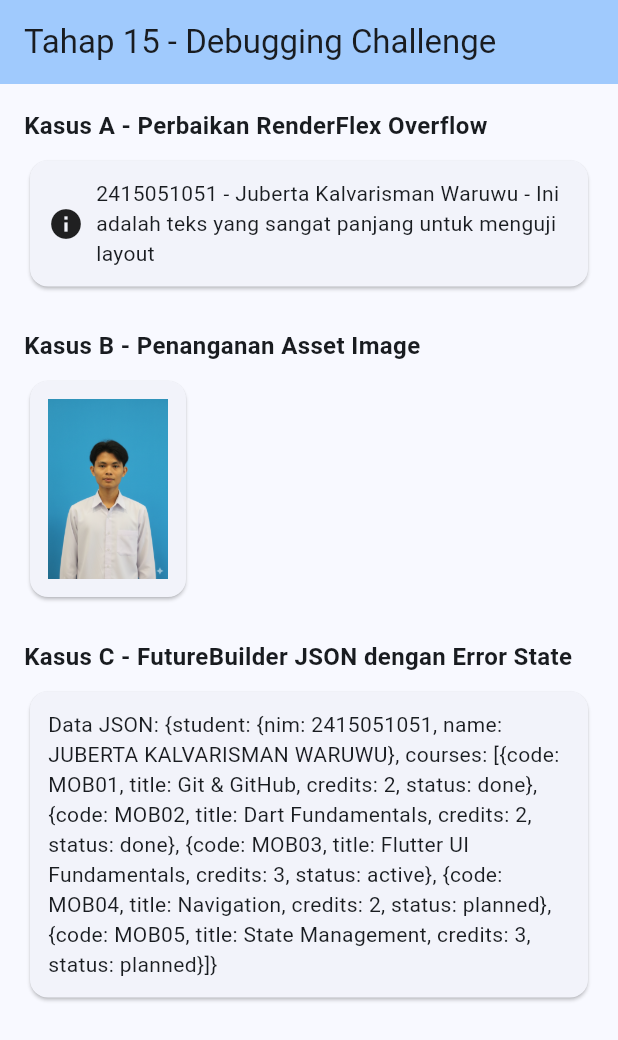
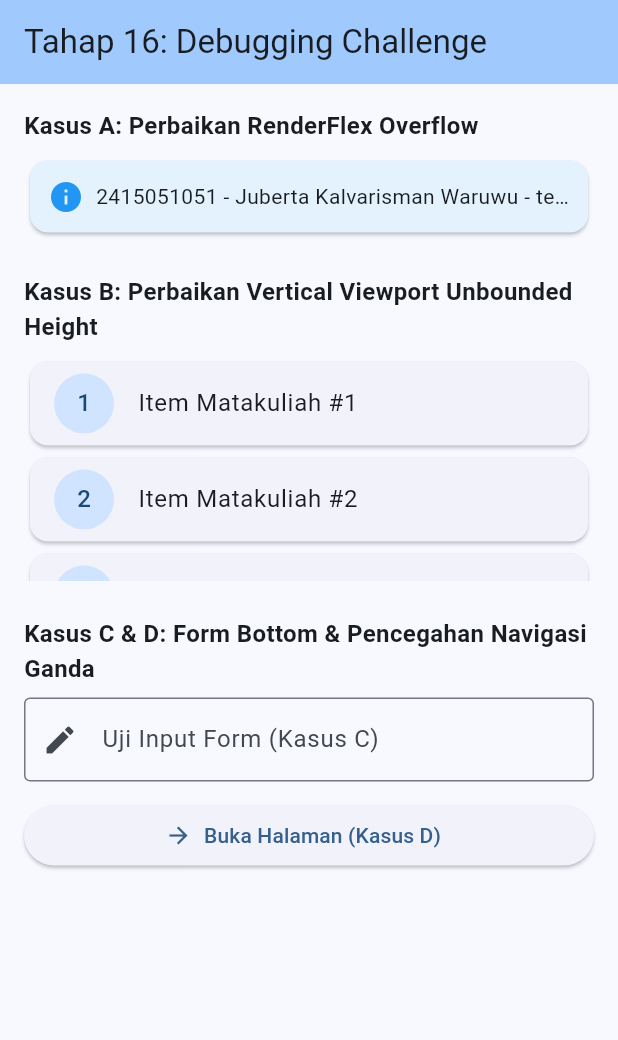
Before and after one commit to jubkalll/mobile-praktikum, a Flutter app: the screen it shows after launch, on a phone screen of 412 x 824 dp. Shown: the top 1040 px of the screen. Run offline on Flutter 3.47's test engine with Material 3 defaults, Android fonts, the phone set to English and light mode, and no system bars.

Commit message:
Selesaikan responsive course explorer dan debugging challenge

```diff
--- a/lib/main.dart
+++ b/lib/main.dart
@@ -1,6 +1,8 @@
-import 'dart:convert';
 import 'package:flutter/material.dart';
-import 'package:flutter/services.dart';
+import 'views/debugging_page.dart';
+
+const String studentName = 'Juberta Kalvarisman Waruwu';
+const String studentId = '2415051051';
 
 void main() {
   runApp(const MyApp());
@@ -12,138 +14,15 @@ class MyApp extends StatelessWidget {
   @override
   Widget build(BuildContext context) {
     return MaterialApp(
-      title: 'Tahap 15 - Debugging Challenge',
+      title: 'Tahap 16 - Debugging Challenge',
       debugShowCheckedModeBanner: false,
       theme: ThemeData(
         colorScheme: ColorScheme.fromSeed(seedColor: Colors.blue),
         useMaterial3: true,
       ),
-      home: const DebuggingChallengePage(),
-    );
-  }
-}
-
-class DebuggingChallengePage extends StatefulWidget {
-  const DebuggingChallengePage({super.key});
-
-  @override
-  State<DebuggingChallengePage> createState() => _DebuggingChallengePageState();
-}
-
-class _DebuggingChallengePageState extends State<DebuggingChallengePage> {
-  final String studentId = "2415051051";
-  final String studentName = "Juberta Kalvarisman Waruwu";
-
-  // Fungsi membaca file JSON dari assets/data/student_data.json
-  Future<Map<String, dynamic>> loadJsonData() async {
-    final String response = await rootBundle.loadString('assets/data/student_data.json');
-    final data = await json.decode(response);
-    return Map<String, dynamic>.from(data);
-  }
-
-  @override
-  Widget build(BuildContext context) {
-    return Scaffold(
-      appBar: AppBar(
-        title: const Text('Tahap 15 - Debugging Challenge'),
-        backgroundColor: Theme.of(context).colorScheme.inversePrimary,
-      ),
-      body: SingleChildScrollView(
-        padding: const EdgeInsets.all(16.0),
-        child: Column(
-          crossAxisAlignment: CrossAxisAlignment.start,
-          children: [
-            // ==================== KASUS A ====================
-            const Text(
-              'Kasus A - Perbaikan RenderFlex Overflow',
-              style: TextStyle(fontWeight: FontWeight.bold, fontSize: 16),
-            ),
-            const SizedBox(height: 8),
-            Card(
-              child: Padding(
-                padding: const EdgeInsets.all(12.0),
-                child: Row(
-                  children: [
-                    const Icon(Icons.info),
-                    const SizedBox(width: 8),
-                    // Perbaikan: dibungkus dengan Expanded
-                    Expanded(
-                      child: Text(
-                        '$studentId - $studentName - Ini adalah teks yang sangat panjang untuk menguji layout',
-                      ),
-                    ),
-                  ],
-                ),
-              ),
-            ),
-
-            const SizedBox(height: 24),
-
-            // ==================== KASUS B ====================
-            const Text(
-              'Kasus B - Penanganan Asset Image',
-              style: TextStyle(fontWeight: FontWeight.bold, fontSize: 16),
-            ),
-            const SizedBox(height: 8),
-            Card(
-              child: Padding(
-                padding: const EdgeInsets.all(12.0),
-                child: Column(
-                  children: [
-                    Image.asset(
-                      // Mengarah ke folder assets/images/
-                      'assets/images/Gemini_Generated_Image_mr31rwmr31rwmr31.png',
-                      height: 120,
-                      fit: BoxFit.contain,
-                      errorBuilder: (context, error, stackTrace) {
-                        return const Text(
-                          'Aset gambar gagal dimuat. Periksa kembali pubspec.yaml dan nama file.',
-                          style: TextStyle(color: Colors.red),
-                        );
-                      },
-                    ),
-                  ],
-                ),
-              ),
-            ),
-
-            const SizedBox(height: 24),
-
-            // ==================== KASUS C ====================
-            const Text(
-              'Kasus C - FutureBuilder JSON dengan Error State',
-              style: TextStyle(fontWeight: FontWeight.bold, fontSize: 16),
-            ),
-            const SizedBox(height: 8),
-            Card(
-              child: Padding(
-                padding: const EdgeInsets.all(12.0),
-                child: FutureBuilder<Map<String, dynamic>>(
-                  future: loadJsonData(),
-                  builder: (context, snapshot) {
-                    // State 1: Sedang memuat
-                    if (snapshot.connectionState == ConnectionState.waiting) {
-                      return const Center(child: CircularProgressIndicator());
-                    }
-                    // State 2: Terjadi Error (Error State)
-                    else if (snapshot.hasError) {
-                      return Text(
-                        'Error State: Gagal memuat JSON!\nDetail: ${snapshot.error}',
-                        style: const TextStyle(color: Colors.red),
-                      );
-                    }
-                    // State 3: Berhasil memuat data
-                    else if (snapshot.hasData) {
-                      return Text('Data JSON: ${snapshot.data}');
-                    } else {
-                      return const Text('Tidak ada data');
-                    }
-                  },
-                ),
-              ),
-            ),
-          ],
-        ),
+      home: const DebuggingPage(
+        studentName: studentName,
+        studentId: studentId,
       ),
     );
   }
--- /dev/null
+++ b/lib/views/debugging_page.dart
@@ -0,0 +1,127 @@
+import 'package:flutter/material.dart';
+
+class DebuggingPage extends StatefulWidget {
+  final String studentName;
+  final String studentId;
+
+  const DebuggingPage({
+    super.key,
+    required this.studentName,
+    required this.studentId,
+  });
+
+  @override
+  State<DebuggingPage> createState() => _DebuggingPageState();
+}
+
+class _DebuggingPageState extends State<DebuggingPage> {
+  bool isNavigating = false;
+
+  void _handleSafeNavigation() async {
+    if (isNavigating) return;
+    setState(() {
+      isNavigating = true;
+    });
+
+    await Navigator.push(
+      context,
+      MaterialPageRoute(
+        builder: (context) => Scaffold(
+          appBar: AppBar(title: const Text('Detail Screen')),
+          body: const Center(child: Text('Halaman Hasil Navigasi')),
+        ),
+      ),
+    );
+
+    setState(() {
+      isNavigating = false;
+    });
+  }
+
+  @override
+  Widget build(BuildContext context) {
+    return Scaffold(
+      appBar: AppBar(
+        title: const Text('Tahap 16: Debugging Challenge'),
+        backgroundColor: Theme.of(context).colorScheme.inversePrimary,
+      ),
+      body: SingleChildScrollView(
+        padding: const EdgeInsets.all(16.0),
+        child: Column(
+          crossAxisAlignment: CrossAxisAlignment.start,
+          children: [
+            const Text(
+              'Kasus A: Perbaikan RenderFlex Overflow',
+              style: TextStyle(fontWeight: FontWeight.bold, fontSize: 16),
+            ),
+            const SizedBox(height: 8),
+            Card(
+              color: Colors.blue.shade50,
+              child: Padding(
+                padding: const EdgeInsets.all(12.0),
+                child: Row(
+                  children: [
+                    const Icon(Icons.info, color: Colors.blue),
+                    const SizedBox(width: 8),
+                    Expanded(
+                      child: Text(
+                        '${widget.studentId} - ${widget.studentName} - teks sangat panjang yang tidak akan mengalami overflow karena dibungkus Expanded.',
+                        overflow: TextOverflow.ellipsis,
+                      ),
+                    ),
+                  ],
+                ),
+              ),
+            ),
+            const SizedBox(height: 24),
+
+            const Text(
+              'Kasus B: Perbaikan Vertical Viewport Unbounded Height',
+              style: TextStyle(fontWeight: FontWeight.bold, fontSize: 16),
+            ),
+            const SizedBox(height: 8),
+            SizedBox(
+              height: 150,
+              child: ListView.builder(
+                itemCount: 3,
+                itemBuilder: (context, index) {
+                  return Card(
+                    child: ListTile(
+                      leading: CircleAvatar(child: Text('${index + 1}')),
+                      title: Text('Item Matakuliah #${index + 1}'),
+                    ),
+                  );
+                },
+              ),
+            ),
+            const SizedBox(height: 24),
+
+            const Text(
+              'Kasus C & D: Form Bottom & Pencegahan Navigasi Ganda',
+              style: TextStyle(fontWeight: FontWeight.bold, fontSize: 16),
+            ),
+            const SizedBox(height: 8),
+            const TextField(
+              decoration: InputDecoration(
+                labelText: 'Uji Input Form (Kasus C)',
+                border: OutlineInputBorder(),
+                prefixIcon: Icon(Icons.edit),
+              ),
+            ),
+            const SizedBox(height: 12),
+            SizedBox(
+              width: double.infinity,
+              child: ElevatedButton.icon(
+                onPressed: isNavigating ? null : _handleSafeNavigation,
+                icon: const Icon(Icons.arrow_forward),
+                label: Text(
+                  isNavigating ? 'Memproses...' : 'Buka Halaman (Kasus D)',
+                ),
+              ),
+            ),
+          ],
+        ),
+      ),
+    );
+  }
+}
```
Also changed, not shown: lib/models/course.dart (added, +13 -0 lines), lib/views/add_course_page.dart (added, +91 -0 lines), lib/views/course_list_page.dart (added, +73 -0 lines), lib/views/home_page.dart (added, +65 -0 lines), lib/views/profile_page.dart (added, +33 -0 lines).
